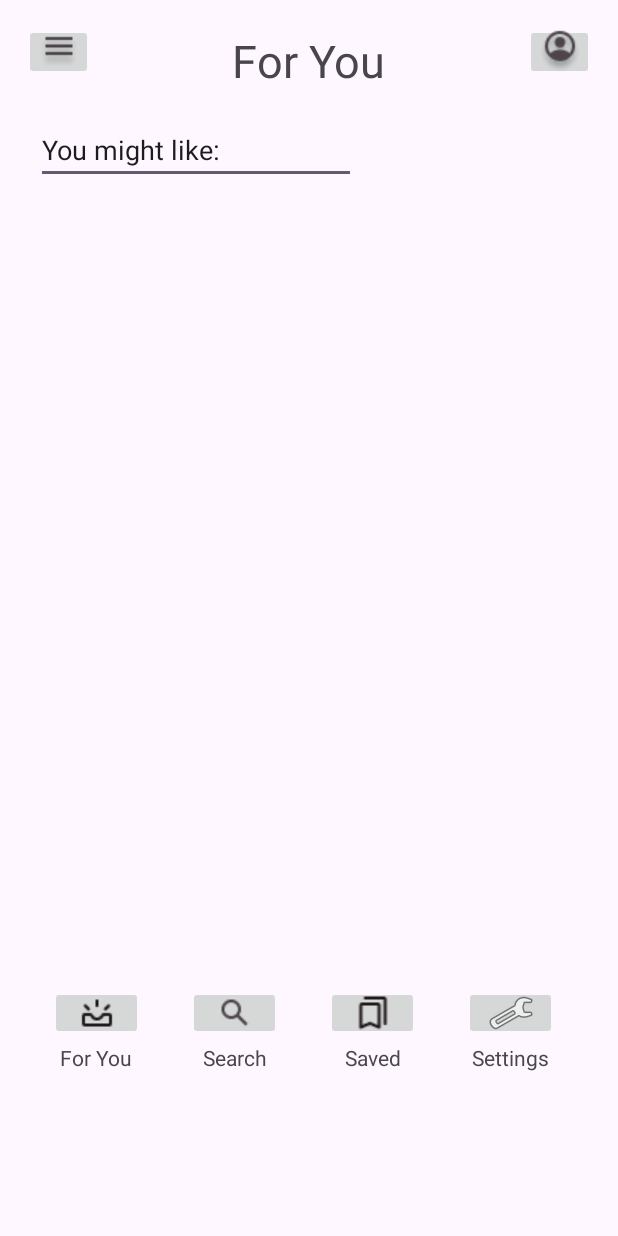
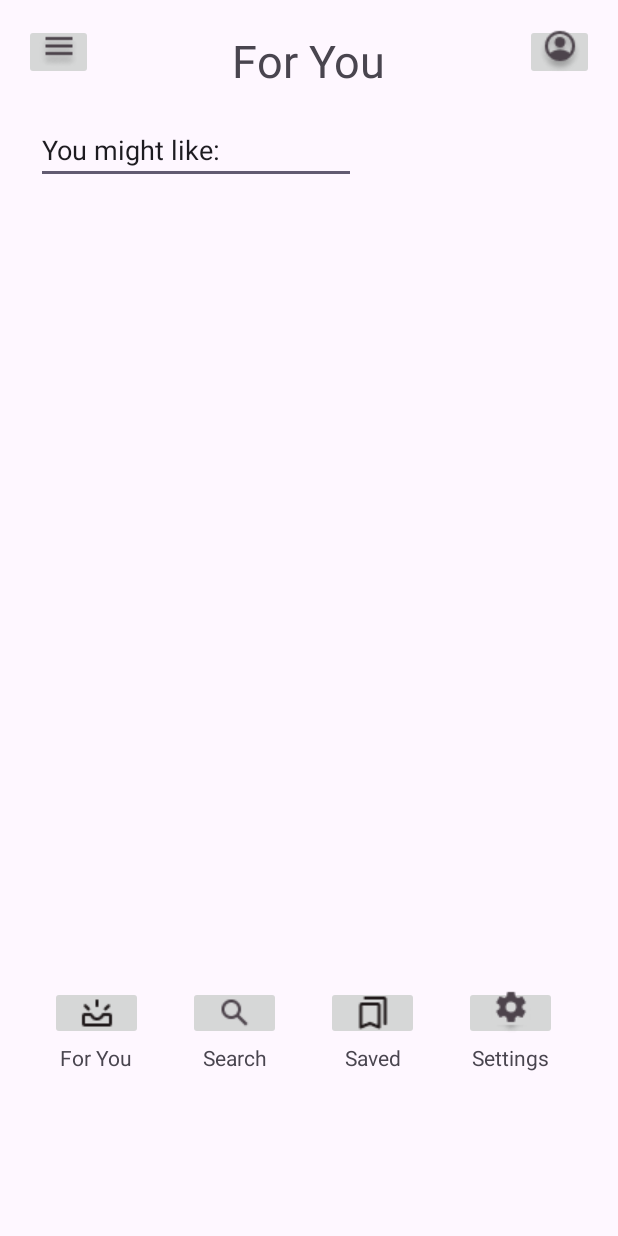
Before and after one commit to matfelhau/Mobilprogrammering2023, an Android app built with Jetpack Compose: the screen it shows after launch once a user with an empty profile is signed in (ForYouActivity), on a phone screen of 412 x 824 dp. Run offline under Robolectric (Android 15) with nearby library versions, the light colour scheme and no system bars; our stand-ins replace Firebase (no records; nobody signed in at launch, a user with empty details on screens opened directly).

Commit message:
Changed icons for settings

```diff
--- a/app/src/main/res/layout/activity_createrecipe.xml
+++ b/app/src/main/res/layout/activity_createrecipe.xml
@@ -71,7 +71,7 @@
         android:layout_marginTop="-36dp"
         app:layout_constraintStart_toEndOf="@id/imageButtonSaved"
         app:layout_constraintTop_toBottomOf="@id/imageButtonSaved"
-        android:src="@android:drawable/ic_menu_manage"
+        android:src="@drawable/settings"
         android:contentDescription="@string/settings_button_icon_nav_bar" />
 
     <TextView
--- a/app/src/main/res/layout/activity_foryou.xml
+++ b/app/src/main/res/layout/activity_foryou.xml
@@ -86,7 +86,7 @@
         app:layout_constraintStart_toEndOf="@id/imageButtonSaved"
         app:layout_constraintTop_toBottomOf="@id/imageButtonSaved"
         android:contentDescription="@string/settings_button_icon_nav_bar"
-        android:src="@android:drawable/ic_menu_manage" />
+        android:src="@drawable/settings" />
 
     <TextView
         android:id="@+id/textSettings"
--- a/app/src/main/res/layout/activity_saved.xml
+++ b/app/src/main/res/layout/activity_saved.xml
@@ -76,7 +76,7 @@
             android:layout_marginTop="-36dp"
             app:layout_constraintStart_toEndOf="@id/imageButtonSaved"
             app:layout_constraintTop_toBottomOf="@id/imageButtonSaved"
-            android:src="@android:drawable/ic_menu_manage"
+            android:src="@drawable/settings"
             android:contentDescription="@string/settings_button_icon_nav_bar" />
 
         <TextView
--- a/app/src/main/res/layout/activity_search.xml
+++ b/app/src/main/res/layout/activity_search.xml
@@ -110,7 +110,7 @@
             android:layout_marginTop="-36dp"
             app:layout_constraintStart_toEndOf="@id/imageButtonSaved"
             app:layout_constraintTop_toBottomOf="@id/imageButtonSaved"
-            android:src="@android:drawable/ic_menu_manage"
+            android:src="@drawable/settings"
             android:contentDescription="@string/settings_button_icon_nav_bar" />
 
         <TextView
--- a/app/src/main/res/layout/activity_settings.xml
+++ b/app/src/main/res/layout/activity_settings.xml
@@ -77,7 +77,7 @@
             android:layout_marginTop="-36dp"
             app:layout_constraintStart_toEndOf="@id/imageButtonSaved"
             app:layout_constraintTop_toBottomOf="@id/imageButtonSaved"
-            android:src="@android:drawable/ic_menu_manage"
+            android:src="@drawable/settings"
             android:contentDescription="@string/settings_button_icon_nav_bar" />
 
         <TextView
```
Also changed, not shown: app/src/main/res/drawable/settings.png (added).
